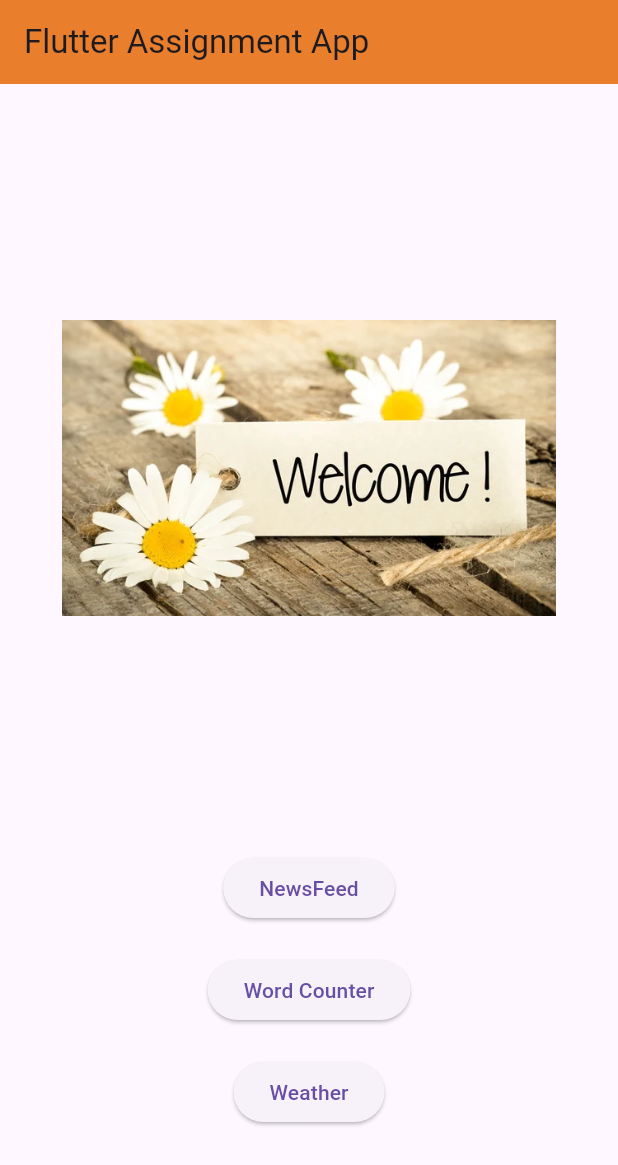
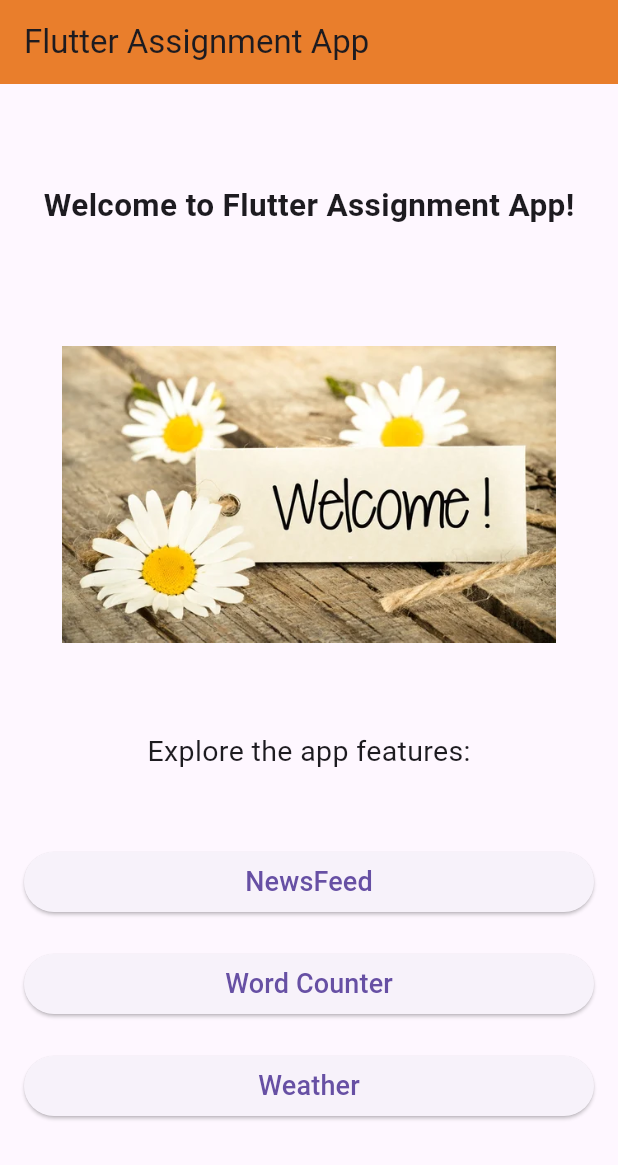
Before and after one commit to KosyAbone/flutter-router-app, a Flutter app: the screen it shows after launch, on a phone screen of 412 x 824 dp. Shown: the top 1165 px of the screen. Run offline on Flutter 3.47's test engine with Material 3 defaults, Android fonts, the phone set to English and light mode, and no system bars; our stand-ins replace go_router.

Commit message:
modified home page

```diff
--- a/lib/main.dart
+++ b/lib/main.dart
@@ -29,45 +29,57 @@ class WelcomePage extends StatelessWidget {
   Widget build(BuildContext context) {
     return Scaffold(
       appBar: AppBar(title: const Text('Flutter Assignment App')),
-      body: Column(
-        mainAxisAlignment: MainAxisAlignment.center,
+      body: Padding(
+        padding: const EdgeInsets.all(16.0),
+        child: Column(
+          crossAxisAlignment: CrossAxisAlignment.center,
           children: [
+            const SizedBox(height: 50),
+            const Center(
+              child: Text(
+                'Welcome to Flutter Assignment App!',
+                style: TextStyle(fontSize: 21, fontWeight: FontWeight.bold),
+              ),
+            ),
+            const SizedBox(height: 20),
             Expanded(
-            flex: 2,
               child: Center(
                 child: Image.asset(
                   'assets/images/welcome_image.jpeg',
-                height: MediaQuery.of(context).size.height *
-                    0.6, // Adjust image size
+                  height: MediaQuery.of(context).size.height * 0.4,
                   width: MediaQuery.of(context).size.width * 0.8,
                   fit: BoxFit.contain,
                 ),
               ),
             ),
-          Expanded(
-            flex: 1,
-            child: Column(
-              mainAxisAlignment: MainAxisAlignment.start,
+            const Text(
+              'Explore the app features:',
+              style: TextStyle(fontSize: 19),
+            ),
+            const SizedBox(height: 50),
+            Column(
+              crossAxisAlignment: CrossAxisAlignment.stretch,
               children: [
                 ElevatedButton(
                   onPressed: () => context.go('/newsfeed'),
-                  child: const Text('NewsFeed'),
+                  child: const Text('NewsFeed', style: TextStyle(fontSize: 18)),
                 ),
                 const SizedBox(height: 20),
                 ElevatedButton(
                   onPressed: () => context.go('/wordcounter'),
-                  child: const Text('Word Counter'),
+                  child: const Text('Word Counter', style: TextStyle(fontSize: 18)),
                 ),
                 const SizedBox(height: 20),
                 ElevatedButton(
                   onPressed: () => context.go('/weather'),
-                  child: const Text('Weather'),
+                  child: const Text('Weather', style: TextStyle(fontSize: 18)),
+                ),
+                const SizedBox(height: 60),
+              ],
             ),
           ],
         ),
       ),
-        ],
-      ),
     );
   }
 }
```
Lines whose indentation alone changed are shown as unchanged.
